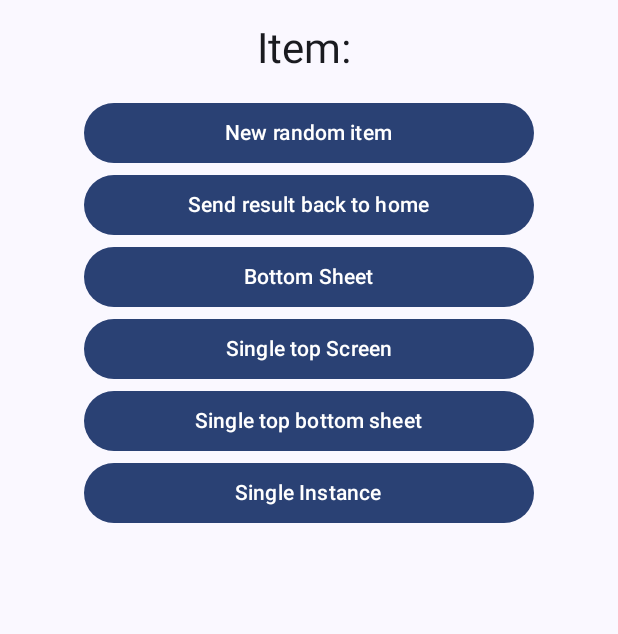
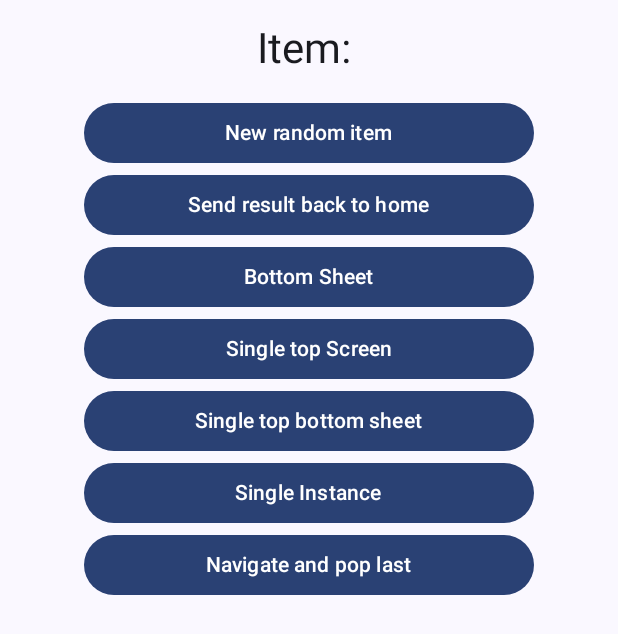
Before and after one commit to roudikk/guia, an Android app built with Jetpack Compose: the composable DetailsList called with empty values, on a phone screen of 412 x 824 dp. Shown: the top 634 px of the screen. Run offline under Robolectric (Android 15) with nearby library versions, the phone set to English and light mode, and no system bars; our stand-ins replace accompanist; 5 statements that could not run were skipped.

Commit message:
Update sample with navigate and pop last button in details

```diff
--- a/sample/src/main/java/com/roudikk/navigator/sample/ui/screens/details/DetailsScreen.kt
+++ b/sample/src/main/java/com/roudikk/navigator/sample/ui/screens/details/DetailsScreen.kt
@@ -206,6 +206,24 @@ private fun DetailsList(
         ) {
             Text(text = "Single Instance")
         }
+
+        Button(
+            modifier = Modifier
+                .widthIn(min = 300.dp),
+            onClick = {
+                val newItem = UUID.randomUUID().toString().split("-")[0]
+                navigator.popBackStack()
+                navigator.navigate(
+                    navigationNode = DetailsScreen(newItem),
+                    navOptions = NavOptions(
+                        launchMode = LaunchMode.SINGLE_INSTANCE,
+                        navTransition = MaterialSharedAxisTransitionX
+                    )
+                )
+            }
+        ) {
+            Text(text = "Navigate and pop last")
+        }
     }
 }
 
```
